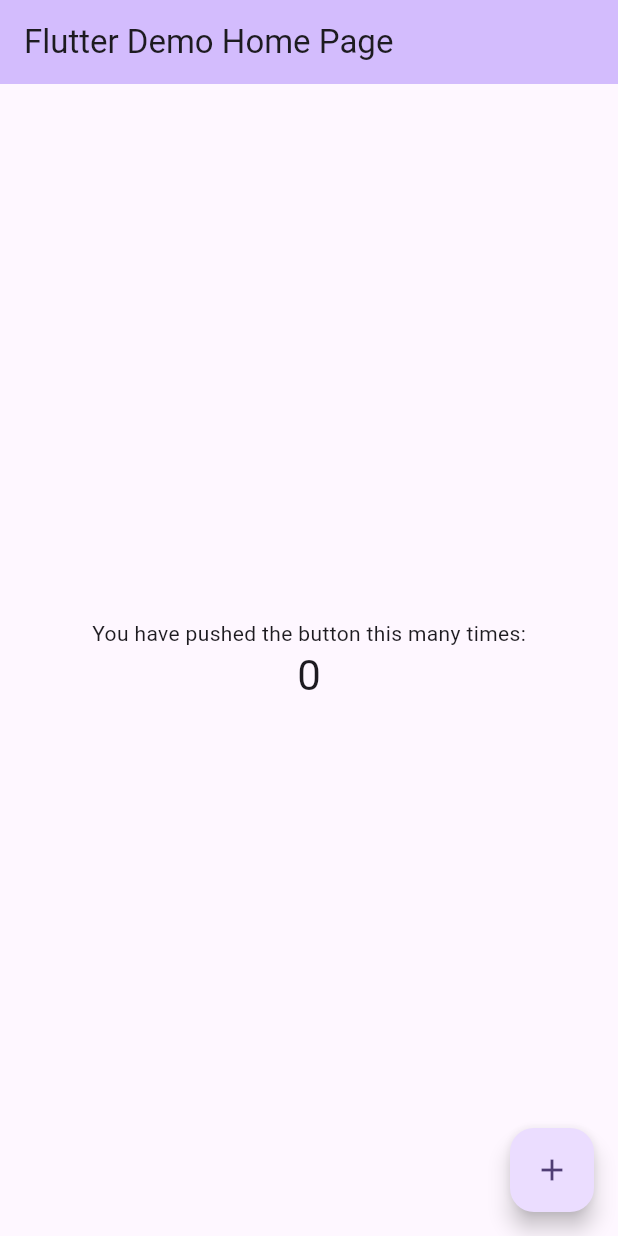
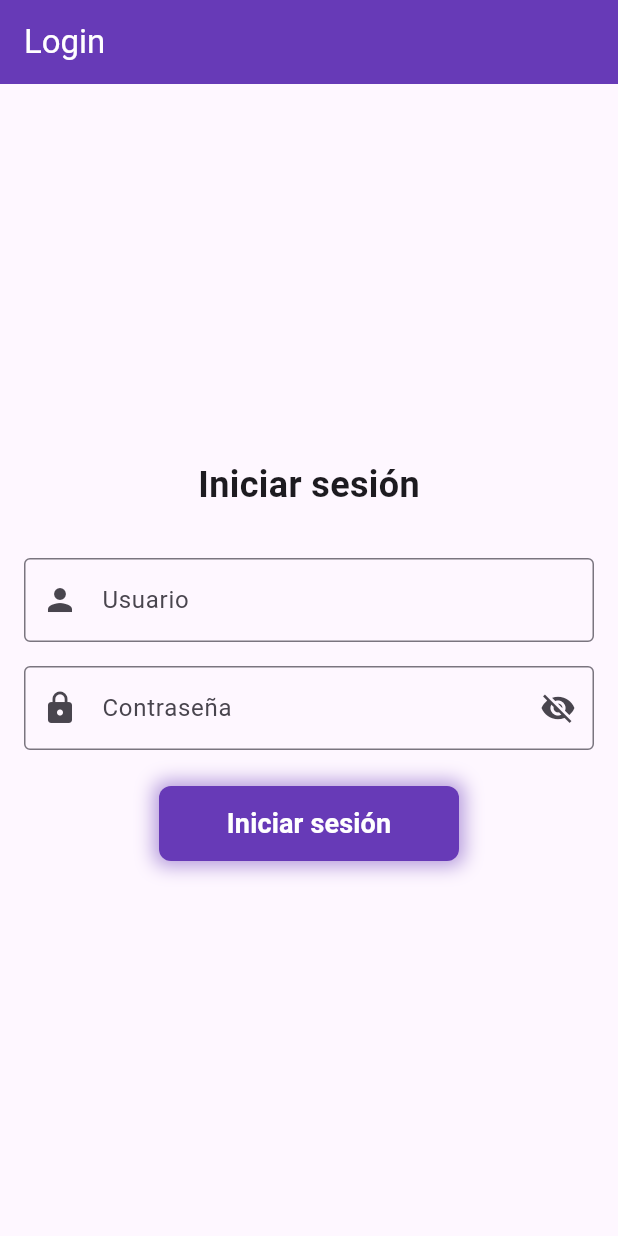
Before and after one commit to juandiegows/GateKeeper, a Flutter app: the screen it shows after launch, on a phone screen of 412 x 824 dp. Run offline on Flutter 3.47's test engine with Material 3 defaults, Android fonts, the light colour scheme and no system bars.

Commit message:
login y inicio de user

```diff
--- a/lib/main.dart
+++ b/lib/main.dart
@@ -1,4 +1,7 @@
 import 'package:flutter/material.dart';
+import 'screens/login_screen.dart';
+import 'screens/user_home_screen.dart'; // Asegúrate de tener esta clase importada
+import 'screens/home_screen.dart'; // Aquí importas la pantalla de Admin como HomeScreen
 
 void main() {
   runApp(const MyApp());
@@ -7,119 +10,21 @@
 class MyApp extends StatelessWidget {
   const MyApp({super.key});
 
-  // This widget is the root of your application.
   @override
   Widget build(BuildContext context) {
     return MaterialApp(
       title: 'Flutter Demo',
       theme: ThemeData(
-        // This is the theme of your application.
-        //
-        // TRY THIS: Try running your application with "flutter run". You'll see
-        // the application has a purple toolbar. Then, without quitting the app,
-        // try changing the seedColor in the colorScheme below to Colors.green
-        // and then invoke "hot reload" (save your changes or press the "hot
-        // reload" button in a Flutter-supported IDE, or press "r" if you used
-        // the command line to start the app).
-        //
-        // Notice that the counter didn't reset back to zero; the application
-        // state is not lost during the reload. To reset the state, use hot
-        // restart instead.
-        //
-        // This works for code too, not just values: Most code changes can be
-        // tested with just a hot reload.
         colorScheme: ColorScheme.fromSeed(seedColor: Colors.deepPurple),
         useMaterial3: true,
       ),
-      home: const MyHomePage(title: 'Flutter Demo Home Page'),
+      // Aquí definimos las rutas
+      initialRoute: '/login', // Página de inicio es LoginScreen
+      routes: {
+        '/login': (context) => const LoginScreen(), // Ruta para la pantalla de login
+        '/userHome': (context) => const UserHomeScreen(), // Ruta para la pantalla de usuario
+        '/adminHome': (context) => const HomeScreen(), // Ruta para la pantalla de Admin (HomeScreen)
+      },
     );
   }
 }
-
-class MyHomePage extends StatefulWidget {
-  const MyHomePage({super.key, required this.title});
-
-  // This widget is the home page of your application. It is stateful, meaning
-  // that it has a State object (defined below) that contains fields that affect
-  // how it looks.
-
-  // This class is the configuration for the state. It holds the values (in this
-  // case the title) provided by the parent (in this case the App widget) and
-  // used by the build method of the State. Fields in a Widget subclass are
-  // always marked "final".
-
-  final String title;
-
-  @override
-  State<MyHomePage> createState() => _MyHomePageState();
-}
-
-class _MyHomePageState extends State<MyHomePage> {
-  int _counter = 0;
-
-  void _incrementCounter() {
-    setState(() {
-      // This call to setState tells the Flutter framework that something has
-      // changed in this State, which causes it to rerun the build method below
-      // so that the display can reflect the updated values. If we changed
-      // _counter without calling setState(), then the build method would not be
-      // called again, and so nothing would appear to happen.
-      _counter++;
-    });
-  }
-
-  @override
-  Widget build(BuildContext context) {
-    // This method is rerun every time setState is called, for instance as done
-    // by the _incrementCounter method above.
-    //
-    // The Flutter framework has been optimized to make rerunning build methods
-    // fast, so that you can just rebuild anything that needs updating rather
-    // than having to individually change instances of widgets.
-    return Scaffold(
-      appBar: AppBar(
-        // TRY THIS: Try changing the color here to a specific color (to
-        // Colors.amber, perhaps?) and trigger a hot reload to see the AppBar
-        // change color while the other colors stay the same.
-        backgroundColor: Theme.of(context).colorScheme.inversePrimary,
-        // Here we take the value from the MyHomePage object that was created by
-        // the App.build method, and use it to set our appbar title.
-        title: Text(widget.title),
-      ),
-      body: Center(
-        // Center is a layout widget. It takes a single child and positions it
-        // in the middle of the parent.
-        child: Column(
-          // Column is also a layout widget. It takes a list of children and
-          // arranges them vertically. By default, it sizes itself to fit its
-          // children horizontally, and tries to be as tall as its parent.
-          //
-          // Column has various properties to control how it sizes itself and
-          // how it positions its children. Here we use mainAxisAlignment to
-          // center the children vertically; the main axis here is the vertical
-          // axis because Columns are vertical (the cross axis would be
-          // horizontal).
-          //
-          // TRY THIS: Invoke "debug painting" (choose the "Toggle Debug Paint"
-          // action in the IDE, or press "p" in the console), to see the
-          // wireframe for each widget.
-          mainAxisAlignment: MainAxisAlignment.center,
-          children: <Widget>[
-            const Text(
-              'You have pushed the button this many times:',
-            ),
-            Text(
-              '$_counter',
-              style: Theme.of(context).textTheme.headlineMedium,
-            ),
-          ],
-        ),
-      ),
-      floatingActionButton: FloatingActionButton(
-        onPressed: _incrementCounter,
-        tooltip: 'Increment',
-        child: const Icon(Icons.add),
-      ), // This trailing comma makes auto-formatting nicer for build methods.
-    );
-  }
-}
--- /dev/null
+++ b/lib/screens/login_screen.dart
@@ -0,0 +1,123 @@
+import 'package:flutter/material.dart';
+
+class LoginScreen extends StatefulWidget {
+  const LoginScreen({super.key});
+
+  @override
+  State<LoginScreen> createState() => _LoginScreenState();
+}
+
+class _LoginScreenState extends State<LoginScreen> {
+  final _usernameController = TextEditingController();
+  final _passwordController = TextEditingController();
+  bool _obscureText = true; // Para ocultar/mostrar la contraseña
+  bool _isPressed = false; // Estado del botón (presionado o no)
+
+  void _login() {
+    final username = _usernameController.text;
+    final password = _passwordController.text;
+
+    if (username == 'admin' && password == 'admin') {
+      // Redirige al Home del Usuario
+      Navigator.pushReplacementNamed(context, '/adminHome');
+    } else if (username == 'user' && password == 'user') {
+      // Redirige a la pantalla de Usuario con otro nombre de usuario
+      Navigator.pushReplacementNamed(context, '/userHome');
+    } else {
+      // Muestra un mensaje de error si las credenciales son incorrectas
+      ScaffoldMessenger.of(context).showSnackBar(
+        const SnackBar(content: Text('Usuario o contraseña incorrectos')),
+      );
+    }
+  }
+
+  @override
+  Widget build(BuildContext context) {
+    return Scaffold(
+      appBar: AppBar(
+        title: const Text('Login'),
+        backgroundColor: Colors.deepPurple,
+        foregroundColor: Colors.white,
+      ),
+      body: Padding(
+        padding: const EdgeInsets.all(16.0),
+        child: Column(
+          mainAxisAlignment: MainAxisAlignment.center,
+          children: [
+            const Text(
+              'Iniciar sesión',
+              style: TextStyle(
+                fontSize: 24,
+                fontWeight: FontWeight.bold,
+              ),
+            ),
+            const SizedBox(height: 32),
+            TextField(
+              controller: _usernameController,
+              decoration: const InputDecoration(
+                labelText: 'Usuario',
+                prefixIcon: Icon(Icons.person),
+                border: OutlineInputBorder(),
+              ),
+            ),
+            const SizedBox(height: 16),
+            TextField(
+              controller: _passwordController,
+              obscureText: _obscureText,
+              decoration: InputDecoration(
+                labelText: 'Contraseña',
+                prefixIcon: const Icon(Icons.lock),
+                suffixIcon: IconButton(
+                  icon: Icon(
+                    _obscureText ? Icons.visibility_off : Icons.visibility,
+                  ),
+                  onPressed: () {
+                    setState(() {
+                      _obscureText = !_obscureText;
+                    });
+                  },
+                ),
+                border: const OutlineInputBorder(),
+              ),
+            ),
+            const SizedBox(height: 24),
+            // Botón animado
+            AnimatedContainer(
+              duration: const Duration(milliseconds: 300),
+              curve: Curves.easeInOut,
+              width: _isPressed ? 250 : 200,
+              height: _isPressed ? 60 : 50,
+              decoration: BoxDecoration(
+                color: _isPressed ? Colors.deepPurpleAccent : Colors.deepPurple,
+                borderRadius: BorderRadius.circular(8),
+                boxShadow: [
+                  BoxShadow(
+                    color: Colors.deepPurple.withOpacity(0.5),
+                    blurRadius: 10,
+                    spreadRadius: 3,
+                  ),
+                ],
+              ),
+              child: TextButton(
+                onPressed: () {
+                  setState(() {
+                    _isPressed = !_isPressed; // Cambiar el estado de presionado
+                  });
+                  _login(); // Llamamos a la función de login
+                },
+                child: const Text(
+                  'Iniciar sesión',
+                  style: TextStyle(
+                    color: Colors.white,
+                    fontSize: 18,
+                    fontWeight: FontWeight.bold,
+                  ),
+                ),
+              ),
+            ),
+          ],
+        ),
+      ),
+    );
+  }
+}
```
Also changed, not shown: lib/screens/home_screen.dart (added, +57 -0 lines), lib/screens/user_home_screen.dart (added, +255 -0 lines).
